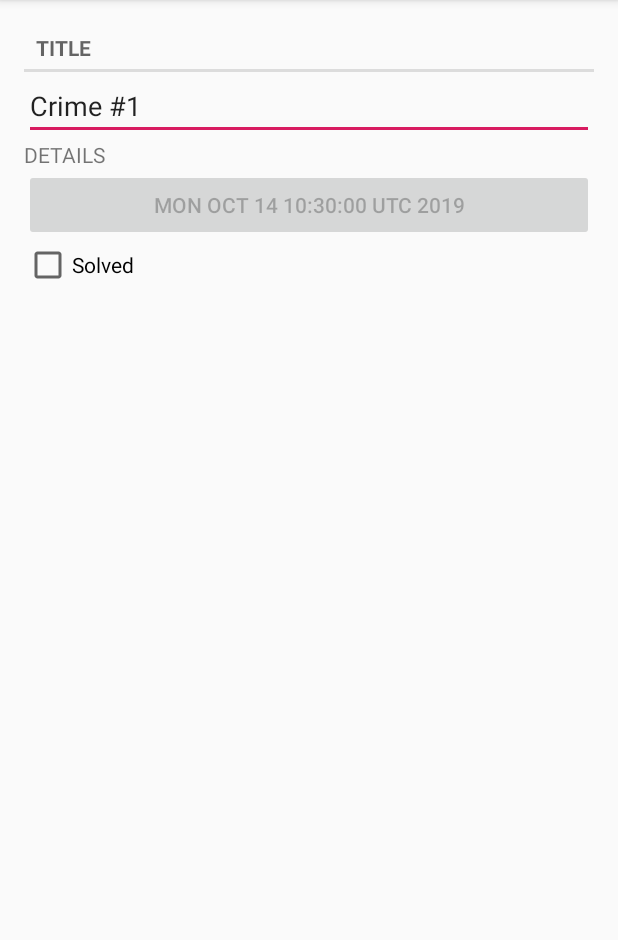
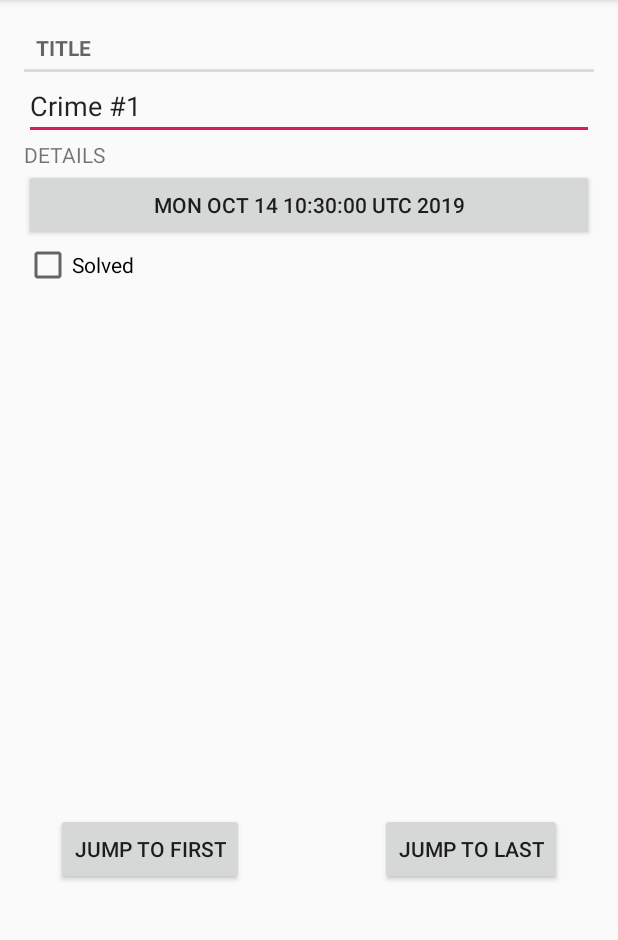
Before and after one commit to joshiamey/CriminalIntent, an Android app: the screen it shows after launch (CrimeActivity before the commit, CrimePagerActivity after it), after a tap on an icon or button, on a phone screen of 412 x 824 dp, the part 84-1024 px from its top. Run offline under Robolectric (Android 15) with nearby library versions, the phone set to English and light mode, and no system bars.

```diff
--- a/app/src/main/AndroidManifest.xml
+++ b/app/src/main/AndroidManifest.xml
@@ -9,6 +9,7 @@
         android:roundIcon="@mipmap/ic_launcher_round"
         android:supportsRtl="true"
         android:theme="@style/AppTheme">
+        <activity android:name=".CrimePagerActivity"></activity>
         <activity android:name=".CrimeListActivity">
             <intent-filter>
                 <action android:name="android.intent.action.MAIN" />
@@ -16,7 +17,6 @@
                 <category android:name="android.intent.category.LAUNCHER" />
             </intent-filter>
         </activity>
-        <activity android:name=".CrimeActivity"/>
     </application>
 
 </manifest>
--- a/app/src/main/java/com/example/criminalintent/CrimeFragment.java
+++ b/app/src/main/java/com/example/criminalintent/CrimeFragment.java
@@ -15,6 +15,7 @@ import android.widget.EditText;
 import androidx.annotation.NonNull;
 import androidx.annotation.Nullable;
 import androidx.fragment.app.Fragment;
+import androidx.fragment.app.FragmentManager;
 
 import java.util.UUID;
 
@@ -27,7 +28,9 @@ public class CrimeFragment extends Fragment {
     private Button mDateButton;
     private CheckBox mSolvedCheckBox;
 
-    public static final String ARG_CRIME_ID = "crime_id";
+    private static final String ARG_CRIME_ID = "crime_id";
+    private static final String DIALOG_DATE = "DialogDate";
+    private static final String ARG_DATE = "date";
 
     public static CrimeFragment newInstance(UUID crimeId){
         Bundle args = new Bundle();
@@ -74,7 +77,14 @@ public class CrimeFragment extends Fragment {
 
         mDateButton = (Button) v.findViewById(R.id.crime_date);
         mDateButton.setText(mCrime.getDate().toString());
-        mDateButton.setEnabled(false);
+        mDateButton.setOnClickListener(new View.OnClickListener() {
+            @Override
+            public void onClick(View v) {
+                FragmentManager fmgr = getFragmentManager();
+                DatePickerFragment dpf = DatePickerFragment.newInstance(mCrime.getDate());
+                dpf.show(fmgr,DIALOG_DATE);
+            }
+        });
 
         mSolvedCheckBox = (CheckBox) v.findViewById(R.id.crime_solved);
 
--- a/app/src/main/java/com/example/criminalintent/CrimeListFragment.java
+++ b/app/src/main/java/com/example/criminalintent/CrimeListFragment.java
@@ -51,7 +51,7 @@ public class CrimeListFragment extends Fragment {
 //            Toast.makeText(getActivity(),
 //                    mCrime.getTitle() + " clicked!",Toast.LENGTH_SHORT)
 //                    .show();nt
-            Intent intent = CrimeActivity.newIntent(getActivity(),mCrime.getId());
+            Intent intent = CrimePagerActivity.newIntent(getActivity(),mCrime.getId());
             startActivity(intent);
         }
 
@@ -88,7 +88,8 @@ public class CrimeListFragment extends Fragment {
 //            Toast.makeText(getActivity(),
 //                    mCrime.getTitle() + " clicked!",Toast.LENGTH_SHORT)
 //                    .show();
-            Intent intent = CrimeActivity.newIntent(getActivity(),mCrime.getId());
+//            Intent intent = CrimeActivity.newIntent(getActivity(),mCrime.getId());
+            Intent intent = CrimePagerActivity.newIntent(getActivity(),mCrime.getId());
             startActivity(intent);
         }
     }
--- /dev/null
+++ b/app/src/main/java/com/example/criminalintent/CrimePagerActivity.java
@@ -0,0 +1,100 @@
+package com.example.criminalintent;
+
+import androidx.appcompat.app.AppCompatActivity;
+import androidx.fragment.app.Fragment;
+import androidx.fragment.app.FragmentManager;
+import androidx.fragment.app.FragmentStatePagerAdapter;
+import androidx.viewpager.widget.ViewPager;
+
+import android.content.Context;
+import android.content.Intent;
+import android.os.Bundle;
+import android.view.View;
+import android.widget.Button;
+
+import java.util.List;
+import java.util.UUID;
+
+public class CrimePagerActivity extends AppCompatActivity {
+
+    private static final String EXTRA_CRIME_ID = "crime_id";
+    private ViewPager mViewPager;
+    private Button mFirstButton;
+    private Button mLastButton;
+    private List<Crime> mCrimes;
+
+    public static Intent newIntent(Context pckgContext, UUID inCrimeId){
+        Intent intent = new Intent(pckgContext,CrimePagerActivity.class);
+        intent.putExtra(EXTRA_CRIME_ID,inCrimeId);
+        return intent;
+    }
+    @Override
+    protected void onCreate(Bundle savedInstanceState) {
+
+        super.onCreate(savedInstanceState);
+        setContentView(R.layout.activity_crime_pager);
+
+        mViewPager = (ViewPager) findViewById(R.id.crime_view_pager);
+
+        mCrimes = CrimeLab.get(this).getCrimes();
+        FragmentManager fmgr = getSupportFragmentManager();
+
+        UUID crimeId = (UUID) getIntent().getSerializableExtra(EXTRA_CRIME_ID);
+
+        mFirstButton = (Button) findViewById(R.id.jump_to_first);
+        mLastButton = (Button) findViewById(R.id.jump_to_last);
+
+        mViewPager.addOnPageChangeListener(new ViewPager.OnPageChangeListener() {
+            @Override
+            public void onPageScrolled(int position, float positionOffset, int positionOffsetPixels) {
+
+            }
+
+            @Override
+            public void onPageSelected(int position) {
+                mFirstButton.setEnabled(position != 0);
+                mLastButton.setEnabled(position != (mCrimes.size() - 1));
+            }
+
+            @Override
+            public void onPageScrollStateChanged(int state) {
+
+            }
+        });
+
+        mViewPager.setAdapter(new FragmentStatePagerAdapter(fmgr) {
+            @Override
+            public Fragment getItem(int position) {
+                Crime cr = mCrimes.get(position);
+                return CrimeFragment.newInstance(cr.getId());
+            }
+
+            @Override
+            public int getCount() {
+                return mCrimes.size();
+            }
+        });
+
+
+        for (int i = 0; i < mCrimes.size();++i){
+            if(mCrimes.get(i).getId().equals(crimeId)){
+                mViewPager.setCurrentItem(i);
+                break;
+            }
+        }
+
+        mFirstButton.setOnClickListener(new View.OnClickListener() {
+            @Override
+            public void onClick(View v) {
+                mViewPager.setCurrentItem(0,true);
+            }
+        });
+
+        mLastButton.setOnClickListener(new View.OnClickListener() {
+            @Override
+            public void onClick(View v) {
+                mViewPager.setCurrentItem(mCrimes.size() - 1,true);
+            }
+        });
+    }
+}
--- /dev/null
+++ b/app/src/main/res/layout/activity_crime_pager.xml
@@ -0,0 +1,54 @@
+<?xml version="1.0" encoding="utf-8"?>
+<androidx.constraintlayout.widget.ConstraintLayout xmlns:android="http://schemas.android.com/apk/res/android"
+    xmlns:app="http://schemas.android.com/apk/res-auto"
+    xmlns:tools="http://schemas.android.com/tools"
+    android:id="@+id/crime_view_layout"
+    android:layout_width="match_parent"
+    android:layout_height="match_parent">
+
+    <androidx.viewpager.widget.ViewPager
+        android:id="@+id/crime_view_pager"
+        android:layout_width="0dp"
+        android:layout_height="500dp"
+        android:layout_marginStart="16dp"
+        android:layout_marginTop="16dp"
+        android:layout_marginEnd="16dp"
+        app:layout_constraintEnd_toEndOf="parent"
+        app:layout_constraintHorizontal_bias="0.555"
+        app:layout_constraintStart_toStartOf="parent"
+        app:layout_constraintTop_toTopOf="parent" />
+
+    <Button
+        android:id="@+id/jump_to_first"
+        android:layout_width="wrap_content"
+        android:layout_height="wrap_content"
+        android:layout_marginStart="57dp"
+        android:layout_marginTop="16dp"
+        android:layout_marginEnd="41dp"
+        android:layout_marginBottom="136dp"
+        android:text="@string/jump_to_first"
+        android:visibility="visible"
+        app:layout_constraintBottom_toBottomOf="parent"
+        app:layout_constraintEnd_toStartOf="@+id/jump_to_last"
+        app:layout_constraintHorizontal_bias="0.2"
+        app:layout_constraintStart_toStartOf="parent"
+        app:layout_constraintTop_toBottomOf="@+id/crime_view_pager"
+        app:layout_constraintVertical_bias="0.196"
+        tools:visibility="visible" />
+
+    <Button
+        android:id="@+id/jump_to_last"
+        android:layout_width="wrap_content"
+        android:layout_height="wrap_content"
+        android:layout_marginStart="49dp"
+        android:layout_marginTop="16dp"
+        android:layout_marginEnd="57dp"
+        android:layout_marginBottom="136dp"
+        android:text="@string/jump_to_last"
+        android:visibility="visible"
+        app:layout_constraintBottom_toBottomOf="parent"
+        app:layout_constraintEnd_toEndOf="parent"
+        app:layout_constraintStart_toEndOf="@+id/jump_to_first"
+        app:layout_constraintTop_toBottomOf="@+id/crime_view_pager"
+        app:layout_constraintVertical_bias="0.198" />
+</androidx.constraintlayout.widget.ConstraintLayout>
--- a/app/src/main/res/values/strings.xml
+++ b/app/src/main/res/values/strings.xml
@@ -7,4 +7,7 @@
     <string name="crime_list_item_title">Crime Title</string>
     <string name="crime_list_item_date">Crime Date</string>
     <string name="contact_police_button">Contact Copper</string>
+    <string name="jump_to_first">Jump To First</string>
+    <string name="jump_to_last">Jump To Last</string>
+    <string name="date_picker_title">Date of Crime</string>
 </resources>
```
Also changed, not shown: app/src/main/java/com/example/criminalintent/DatePickerFragment.java (added, +58 -0 lines), app/src/main/res/layout/dialog_date.xml (added, +8 -0 lines).
